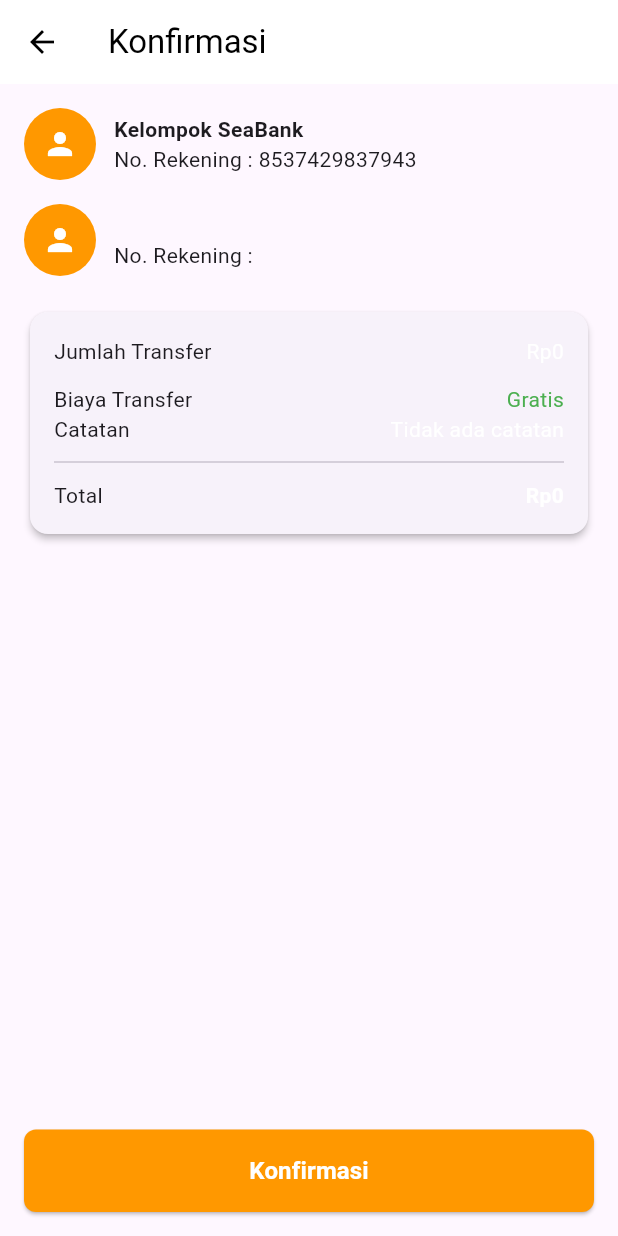
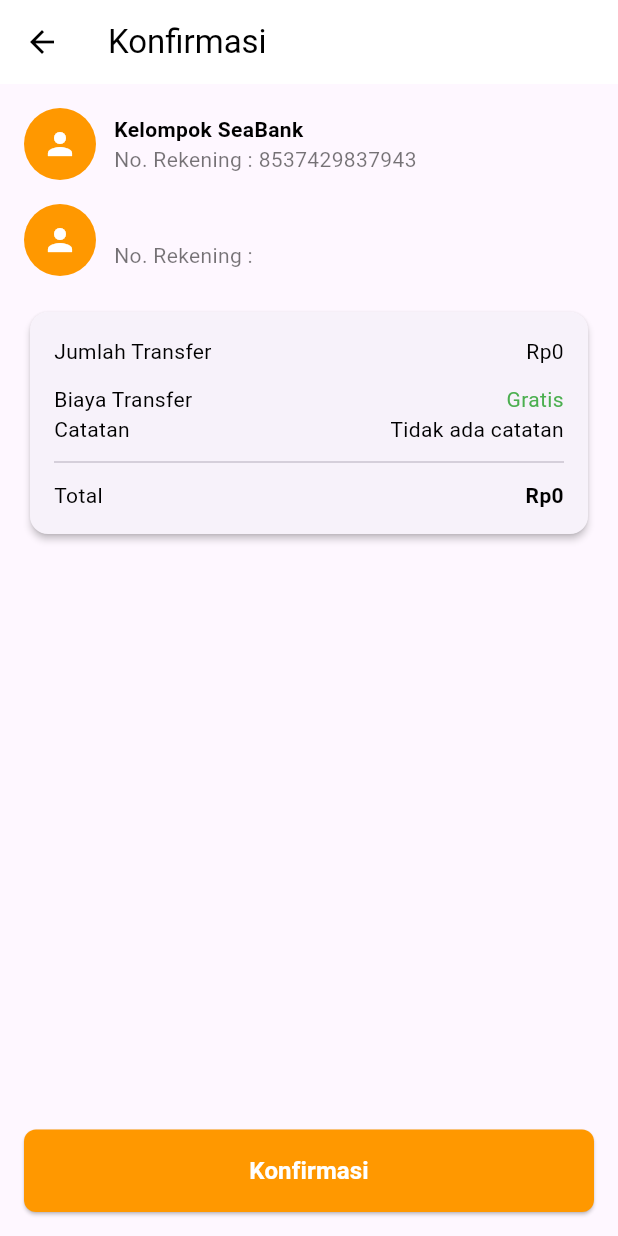
Before and after one commit to Gober1945/mobile, a Flutter app: the KonfirmasiTransfer screen opened directly with empty values, on a phone screen of 412 x 824 dp. Run offline on Flutter 3.47's test engine with Material 3 defaults, Android fonts, the phone set to English and light mode, and no system bars.

Commit message:
update kode flutter terbaru

```diff
--- a/lib/konfirmasi.dart
+++ b/lib/konfirmasi.dart
@@ -6,12 +6,14 @@ class KonfirmasiTransfer extends StatelessWidget {
   final int nominal;
   final String namaPenerima;
   final String noRekening;
+  final String catatan; // 🔹 Tambahkan variabel catatan
 
   const KonfirmasiTransfer({
     super.key,
     required this.nominal,
     required this.namaPenerima,
     required this.noRekening,
+    this.catatan = "", // default kosong
   });
 
   @override
@@ -28,7 +30,7 @@ class KonfirmasiTransfer extends StatelessWidget {
         child: Column(
           crossAxisAlignment: CrossAxisAlignment.stretch,
           children: [
-            // Bagian pengirim
+            // 🔸 Pengirim
             Row(
               children: [
                 const CircleAvatar(
@@ -46,19 +48,25 @@ class KonfirmasiTransfer extends StatelessWidget {
                         children: [
                           Text(
                             profile.nama,
-                            style: const TextStyle(fontWeight: FontWeight.bold),
+                            style: const TextStyle(
+                              fontWeight: FontWeight.bold,
+                              color: Colors.black,
+                            ),
                           ),
-                          const Text("No. Rekening : 8537429837943"),
+                          const Text(
+                            "No. Rekening : 8537429837943",
+                            style: TextStyle(color: Colors.black54),
+                          ),
                         ],
                       );
                     },
                   ),
-                )
+                ),
               ],
             ),
             const SizedBox(height: 16),
 
-            // Bagian penerima
+            // 🔸 Penerima
             Row(
               children: [
                 const CircleAvatar(
@@ -73,17 +81,23 @@ class KonfirmasiTransfer extends StatelessWidget {
                     children: [
                       Text(
                         namaPenerima,
-                        style: const TextStyle(fontWeight: FontWeight.bold),
+                        style: const TextStyle(
+                          fontWeight: FontWeight.bold,
+                          color: Colors.black,
+                        ),
                       ),
-                      Text("No. Rekening : $noRekening"), // <-- ini juga
+                      Text(
+                        "No. Rekening : $noRekening",
+                        style: const TextStyle(color: Colors.black54),
+                      ),
                     ],
                   ),
-                )
+                ),
               ],
             ),
             const SizedBox(height: 20),
 
-            // Card jumlah transfer
+            // 🔸 Card jumlah transfer
             Card(
               elevation: 2,
               shape: RoundedRectangleBorder(
@@ -97,10 +111,16 @@ class KonfirmasiTransfer extends StatelessWidget {
                     const SizedBox(height: 12),
                     _rowText("Biaya Transfer", "Gratis",
                         textColor: Colors.green),
-                    _rowText("Catatan", "Tidak ada catatan"),
+                    _rowText(
+                      "Catatan",
+                      catatan.isNotEmpty ? catatan : "Tidak ada catatan",
+                    ),
                     const Divider(height: 24),
-                    _rowText("Total", "Rp$nominal",
-                        fontWeight: FontWeight.bold),
+                    _rowText(
+                      "Total",
+                      "Rp$nominal",
+                      fontWeight: FontWeight.bold,
+                    ),
                   ],
                 ),
               ),
@@ -108,6 +128,7 @@ class KonfirmasiTransfer extends StatelessWidget {
 
             const Spacer(),
 
+            // 🔸 Tombol Konfirmasi
             ElevatedButton(
               onPressed: () {
                 if (saldoNotifier.value >= nominal) {
@@ -131,7 +152,7 @@ class KonfirmasiTransfer extends StatelessWidget {
               },
               style: ElevatedButton.styleFrom(
                 backgroundColor: Colors.orange,
-                foregroundColor: const Color.fromARGB(255, 255, 255, 255),
+                foregroundColor: Colors.white,
                 shape: RoundedRectangleBorder(
                   borderRadius: BorderRadius.circular(8),
                 ),
@@ -144,23 +165,30 @@ class KonfirmasiTransfer extends StatelessWidget {
                   fontWeight: FontWeight.bold,
                 ),
               ),
-            )
+            ),
           ],
         ),
       ),
     );
   }
 
-  Widget _rowText(String left, String right,
-      {Color textColor = const Color.fromARGB(255, 255, 255, 255),
-      FontWeight fontWeight = FontWeight.normal}) {
+  // 🔧 Fungsi baris teks
+  Widget _rowText(
+    String left,
+    String right, {
+    Color textColor = Colors.black,
+    FontWeight fontWeight = FontWeight.normal,
+  }) {
     return Row(
       mainAxisAlignment: MainAxisAlignment.spaceBetween,
       children: [
-        Text(left),
-        Text(
-          right,
-          style: TextStyle(color: textColor, fontWeight: fontWeight),
+        Text(left, style: const TextStyle(color: Colors.black)),
+        Flexible(
+          child: Text(
+            right,
+            textAlign: TextAlign.end,
+            style: TextStyle(color: textColor, fontWeight: fontWeight),
+          ),
         ),
       ],
     );
--- a/lib/transfer.dart
+++ b/lib/transfer.dart
@@ -14,7 +14,7 @@ class TransferPage extends StatelessWidget {
     final profile = profileNotifier.value;
 
     return Scaffold(
-      resizeToAvoidBottomInset: true, // 👉 biar konten naik pas keyboard muncul
+      resizeToAvoidBottomInset: true,
       appBar: AppBar(
         backgroundColor: Colors.white,
         elevation: 1,
@@ -91,12 +91,26 @@ class TransferPage extends StatelessWidget {
                 ),
               ),
               const SizedBox(height: 8),
-              Container(
-                alignment: Alignment.centerLeft,
-                padding: const EdgeInsets.all(8),
-                color: Colors.grey[200],
-                child: const Text('Saldo Anda : Rp. 1.000.000'),
+
+              // 🔥 Saldo mengikuti saldo asli dari Beranda
+              ValueListenableBuilder<int>(
+                valueListenable: saldoNotifier,
+                builder: (context, saldo, _) {
+                  return Container(
+                    alignment: Alignment.centerLeft,
+                    padding: const EdgeInsets.all(8),
+                    color: Colors.grey[200],
+                    child: Text(
+                      'Saldo Anda : Rp. ${saldo.toString()}',
+                      style: const TextStyle(
+                        fontWeight: FontWeight.bold,
+                        color: Colors.black87,
+                      ),
+                    ),
+                  );
+                },
               ),
+
               const SizedBox(height: 16),
 
               // Catatan
@@ -140,6 +154,7 @@ class TransferPage extends StatelessWidget {
                           nominal: nominal,
                           namaPenerima: namaCtrl.text.trim(),
                           noRekening: noRekCtrl.text.trim(),
+                          catatan: catatanCtrl.text.trim(), // 🔹 dikirim ke konfirmasi
                         ),
                       ),
                     );
```
Also changed, not shown: 4 other files.
